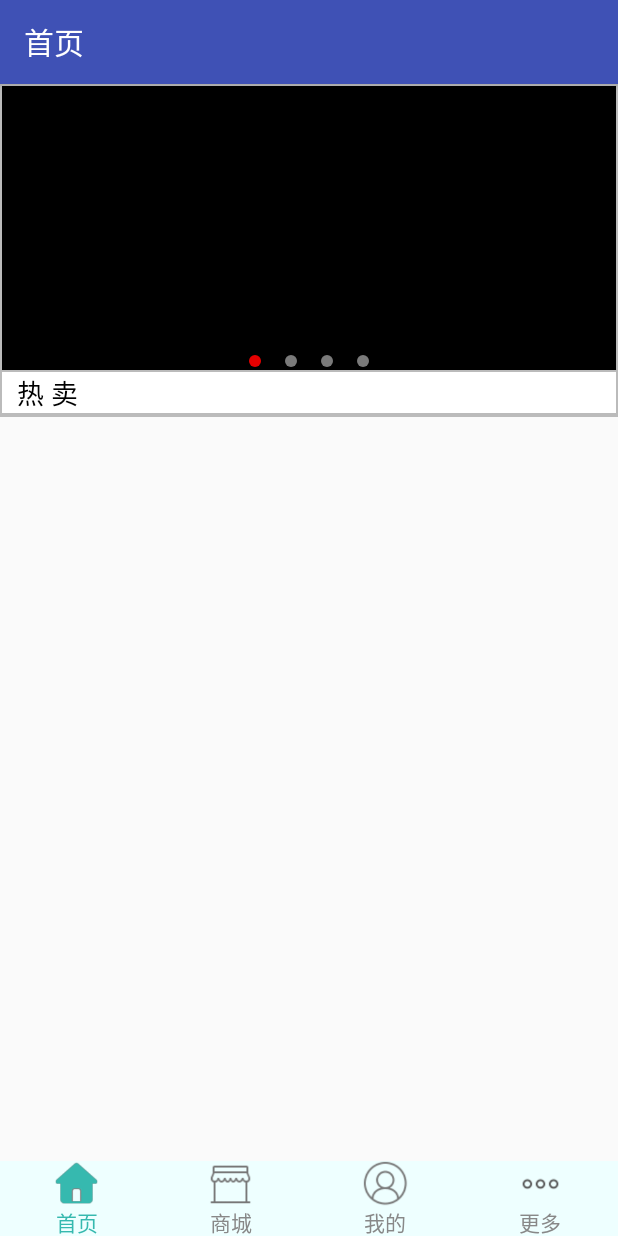
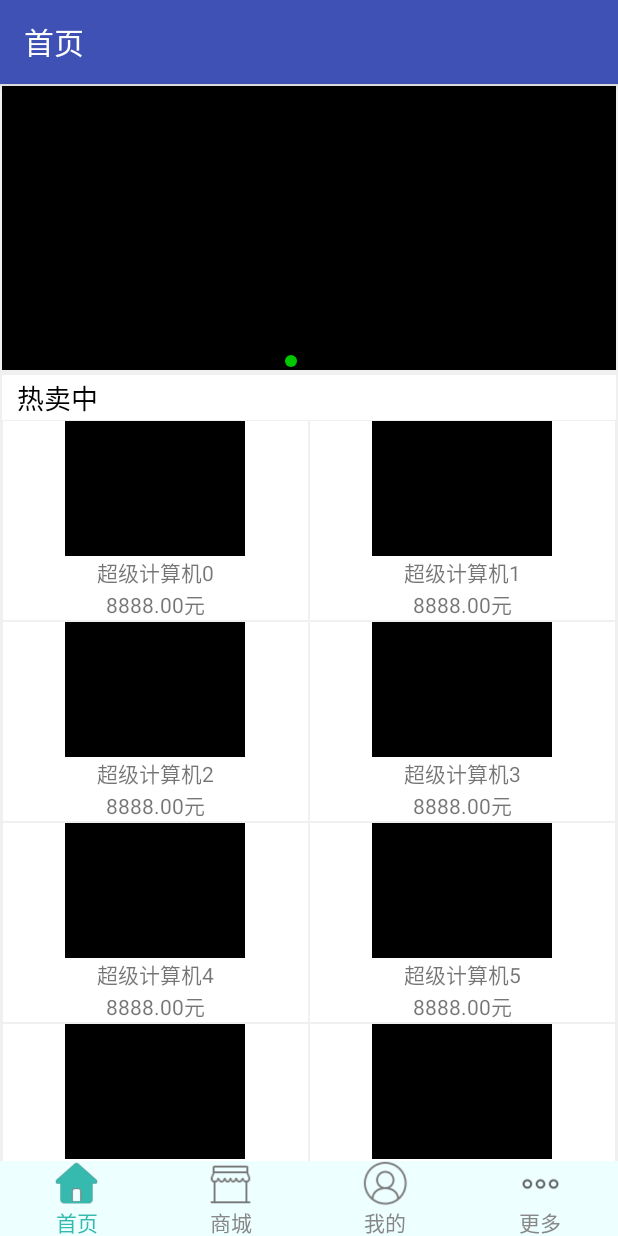
Before and after one commit to TTFlyzebra/XinYi, an Android app: the HomeAcitivy screen opened directly, with no data from a screen before it, after a tap on "新艺电脑", on a phone screen of 412 x 824 dp. Run offline under Robolectric (Android 15) with nearby library versions, the phone set to English and light mode, and no system bars.

Commit message:
主页完成

```diff
--- a/app/build.gradle
+++ b/app/build.gradle
@@ -26,4 +26,5 @@
     compile files('libs/mta-sdk-1.6.2.jar')
     compile 'com.google.android.gms:play-services-appindexing:8.1.0'
     compile files('libs/universal-image-loader-1.9.5.jar')
+    compile 'com.squareup.okhttp3:okhttp:3.2.0'
 }
--- a/app/src/main/java/com/flyzebra/xinyi/MyApp.java
+++ b/app/src/main/java/com/flyzebra/xinyi/MyApp.java
@@ -2,16 +2,20 @@
 
 import android.app.Application;
 
-import com.flyzebra.xinyi.data.ImageLoaderConfig;
+import com.flyzebra.xinyi.data.UILImageUtils;
 
 /**
  * APP
  * Created by FlyZebra on 2016/2/29.
  */
 public class MyApp extends Application {
+    //记录HomeActivity中ScrollView的滚动位置，在LoginActivity中置0;
+    public static int home_sv_x;
+    public static int home_sv_y;
+
     @Override
     public void onCreate() {
         super.onCreate();
-        ImageLoaderConfig.initImageLoader(getApplicationContext());
+        UILImageUtils.initImageLoader(getApplicationContext());
     }
 }
--- /dev/null
+++ b/app/src/main/java/com/flyzebra/xinyi/data/OkHttpUtils.java
@@ -0,0 +1,10 @@
+package com.flyzebra.xinyi.data;
+
+/**
+ * Created by FlyZebra on 2016/3/1.
+ */
+public class OkHttpUtils {
+    public static String getHtml(){
+        return null;
+    }
+}
--- a/app/src/main/java/com/flyzebra/xinyi/data/ImageLoaderConfig.java
+++ b/app/src/main/java/com/flyzebra/xinyi/data/UILImageUtils.java
@@ -21,7 +21,7 @@
  * 初始化
  * Created by Administrator on 2016/2/27.
  */
-public class ImageLoaderConfig {
+public class UILImageUtils {
 
     public static void initImageLoader(Context context) {
         File cacheDir = StorageUtils.getCacheDirectory(context);
--- a/app/src/main/java/com/flyzebra/xinyi/ui/Util.java
+++ b/app/src/main/java/com/flyzebra/xinyi/data/Util.java
@@ -1,4 +1,4 @@
-package com.flyzebra.xinyi.ui;
+package com.flyzebra.xinyi.data;
 
 import java.io.ByteArrayOutputStream;
 import java.io.File;
--- a/app/src/main/java/com/flyzebra/xinyi/http/HttpGetData.java
+++ b/app/src/main/java/com/flyzebra/xinyi/http/HttpGetData.java
@@ -6,7 +6,7 @@
 import java.util.Map;
 
 /**
- * Created by Administrator on 2016/3/1.
+ * Created by FlyZebra on 2016/3/1.
  */
 public class HttpGetData {
     public static List<Map<String,Object>> getViewPagerList(){
@@ -25,13 +25,20 @@
         list.add(map3);
         Map<String, Object> mp4 = new HashMap<String, Object>();
         mp4.put("name", "4");
-        mp4.put("path", "http://192.168.1.88/ordermeal/images/aa3.jpg");
+        mp4.put("path", "http://192.168.1.88/ordermeal/images/aa4.jpg");
         list.add(mp4);
         return list;
     }
 
     public static List<Map<String, Object>> getHotsellsList() {
         List<Map<String,Object>> list = new ArrayList<Map<String, Object>>();
+        for (int i = 0; i < 8; i++) {
+            Map<String, Object> map1 = new HashMap<String, Object>();
+            map1.put("name", "超级计算机"+i);
+            map1.put("price", "8888.00元");
+            map1.put("imagepath", "http://192.168.1.88/ordermeal/images/compter.png");
+            list.add(map1);
+        }
         return list;
     }
 }
--- a/app/src/main/java/com/flyzebra/xinyi/ui/BaseActivity.java
+++ b/app/src/main/java/com/flyzebra/xinyi/ui/BaseActivity.java
@@ -15,6 +15,7 @@
  * Created by FlyZebra on 2016/2/28.
  */
 public abstract class BaseActivity extends AppCompatActivity implements View.OnClickListener {
+    public final String TAG = "com.flyzebra";
     protected ImageView base_bt_01;
     protected ImageView base_bt_02;
     protected ImageView base_bt_03;
--- a/app/src/main/java/com/flyzebra/xinyi/ui/HomeAcitivy.java
+++ b/app/src/main/java/com/flyzebra/xinyi/ui/HomeAcitivy.java
@@ -1,29 +1,23 @@
 package com.flyzebra.xinyi.ui;
 
 import android.os.Bundle;
-import android.support.v4.view.PagerAdapter;
+import android.os.Handler;
 import android.view.LayoutInflater;
-import android.view.View;
-import android.view.ViewGroup;
-import android.widget.ImageView;
 import android.widget.LinearLayout;
-import android.widget.Toast;
+import android.widget.ScrollView;
 
+import com.flyzebra.xinyi.MyApp;
 import com.flyzebra.xinyi.R;
-import com.flyzebra.xinyi.data.ImageLoaderConfig;
 import com.flyzebra.xinyi.http.HttpGetData;
 import com.flyzebra.xinyi.view.AutoSizeWithChildViewPager;
 import com.flyzebra.xinyi.view.CountItemForViewPager;
 import com.flyzebra.xinyi.view.GridViewForScrollView;
-import com.nostra13.universalimageloader.core.DisplayImageOptions;
-import com.nostra13.universalimageloader.core.ImageLoader;
 
-import java.util.ArrayList;
-import java.util.HashMap;
 import java.util.List;
 import java.util.Map;
 
 /**
+ * 主页
  * Created by FlyZebra on 2016/2/29.
  */
 public class HomeAcitivy extends BaseActivity {
@@ -37,6 +31,22 @@
     private CountItemForViewPager countItemForViewPager;
     private GridViewForScrollView gridview;
     private HomeGridViewAdapter homeGridViewAdapter;
+    private ScrollView sv;
+
+    //ViewPager自动轮播
+    private final int REFRESH_TIME = 5000;
+    public static int current_viewpager = 0;//需要在HomeViewPagerAdapter中使用所在定义成静态
+    private Handler playsHander = new Handler();
+    private Runnable playsTask = new Runnable(){
+        @Override
+        public void run() {
+            current_viewpager++;
+            if(current_viewpager>=viewPager_list.size()){
+                current_viewpager=0;
+            }
+            viewPager.setCurrentItem(current_viewpager);
+            playsHander.postDelayed(playsTask, REFRESH_TIME);
+        }};
 
     @Override
     protected void onCreate(Bundle savedInstanceState) {
@@ -60,12 +70,28 @@
 
         mViewPagerAdapter = new HomeViewPagerAdapter(this,viewPager_list,countItemForViewPager);
         viewPager.setAdapter(mViewPagerAdapter);
+        //轮播
+        playsHander.postDelayed(playsTask, REFRESH_TIME);
 
         //--GirdView处理部分
         gridview_list = HttpGetData.getHotsellsList(); //从HTTP服务器获取GridView显示的数据内容
         gridview = (GridViewForScrollView) view.findViewById(R.id.home_gv_01);
         homeGridViewAdapter = new HomeGridViewAdapter(this,gridview_list,R.layout.home_gridview);
         gridview.setAdapter(homeGridViewAdapter);
+        //处理滚动条，默认会滚动到底部
+        sv = (ScrollView) findViewById(R.id.home_sv_01);
+        sv.post(new Runnable() {
+            @Override
+            public void run() {
+                sv.scrollTo(MyApp.home_sv_x, MyApp.home_sv_y);
+            }
+        });
     }
 
+    @Override
+    protected void onStop() {
+        super.onStop();
+        MyApp.home_sv_x = sv.getScrollX();
+        MyApp.home_sv_y = sv.getScrollY();
+    }
 }
--- a/app/src/main/java/com/flyzebra/xinyi/ui/HomeGridViewAdapter.java
+++ b/app/src/main/java/com/flyzebra/xinyi/ui/HomeGridViewAdapter.java
@@ -1,29 +1,34 @@
 package com.flyzebra.xinyi.ui;
 
-import java.text.DecimalFormat;
-import java.util.List;
-import java.util.Map;
-
-
 import android.content.Context;
-import android.graphics.Bitmap;
-import android.support.v4.util.LruCache;
 import android.view.LayoutInflater;
 import android.view.View;
-import android.view.View.OnClickListener;
 import android.view.ViewGroup;
 import android.widget.BaseAdapter;
 import android.widget.ImageView;
 import android.widget.TextView;
 
 import com.flyzebra.xinyi.R;
+import com.flyzebra.xinyi.data.UILImageUtils;
+import com.nostra13.universalimageloader.core.ImageLoader;
 
+import java.util.List;
+import java.util.Map;
+
+/*
+*list的Key值约定
+* imgaepaht-图像的路径，如http://127.0.0.1/image/1.png
+* name-名称
+* price-价格
+ */
 public class HomeGridViewAdapter extends BaseAdapter {
+	private final String TV01 = "name";
+	private final String TV02 = "price";
+	private final String IV01 = "imagepath";
 	private Context context;
 	private class ViewHolder {
 		public TextView tv01 = null;
 		public TextView tv02 = null;
-		public TextView tv03 = null;
 		public ImageView iv01 = null;
 	}
 
@@ -57,12 +62,15 @@
 			convertView = LayoutInflater.from(context).inflate(idListview, null);
 			holder.tv01 = (TextView) convertView.findViewById(R.id.tv01);
 			holder.tv02 = (TextView) convertView.findViewById(R.id.tv02);
-			holder.tv03 = (TextView) convertView.findViewById(R.id.tv03);
 			holder.iv01 = (ImageView) convertView.findViewById(R.id.iv01);
 			convertView.setTag(holder);
 		} else {
 			holder = (ViewHolder) convertView.getTag();
 		}
+		holder.tv01.setText((String) list.get(position).get(TV01));
+		holder.tv02.setText(String.valueOf(list.get(position).get(TV02)));
+		ImageLoader.getInstance().displayImage((String) list.get(position).get(IV01),
+				holder.iv01, UILImageUtils.getDisplayImageOptions(R.drawable.image, R.drawable.image, R.drawable.image));
 		return convertView;
 	}
 
--- a/app/src/main/java/com/flyzebra/xinyi/ui/HomeViewPagerAdapter.java
+++ b/app/src/main/java/com/flyzebra/xinyi/ui/HomeViewPagerAdapter.java
@@ -2,6 +2,7 @@
 
 import android.content.Context;
 import android.support.v4.view.PagerAdapter;
+import android.util.Log;
 import android.view.LayoutInflater;
 import android.view.View;
 import android.view.ViewGroup;
@@ -9,12 +10,14 @@
 import android.widget.Toast;
 
 import com.flyzebra.xinyi.R;
-import com.flyzebra.xinyi.data.ImageLoaderConfig;
+import com.flyzebra.xinyi.data.UILImageUtils;
 import com.flyzebra.xinyi.view.CountItemForViewPager;
 import com.nostra13.universalimageloader.core.ImageLoader;
 
 import java.util.List;
 import java.util.Map;
+
+import javax.crypto.Cipher;
 
 /**
  * Created by FlyZebra on 2016/3/1.
@@ -28,7 +31,6 @@
         this.context = context;
         this.list = list;
         this.countItemForViewPager = countItemForViewPager;
-
     }
 
     @Override
@@ -51,7 +53,7 @@
         LayoutInflater lf = LayoutInflater.from(context);
         ImageView iv = (ImageView) lf.inflate(R.layout.iamgeview, null);
         ImageLoader.getInstance().displayImage((String) list.get(position).get("path"),
-                iv, ImageLoaderConfig.getDisplayImageOptions(R.drawable.image, R.drawable.image, R.drawable.image));
+                iv, UILImageUtils.getDisplayImageOptions(R.drawable.image, R.drawable.image, R.drawable.image));
         iv.setTag(position);
         iv.setOnClickListener(new View.OnClickListener() {
             @Override
@@ -67,7 +69,8 @@
 
     @Override
     public void setPrimaryItem(ViewGroup container, int position, Object object) {
+        countItemForViewPager.setCurrentItem(position + 1);
+        HomeAcitivy.current_viewpager=position;
         super.setPrimaryItem(container, position, object);
-        countItemForViewPager.setCurrentItem(position + 1);
     }
 }
--- a/app/src/main/java/com/flyzebra/xinyi/ui/LoginActivity.java
+++ b/app/src/main/java/com/flyzebra/xinyi/ui/LoginActivity.java
@@ -15,8 +15,10 @@
 import android.widget.EditText;
 import android.widget.ImageView;
 
+import com.flyzebra.xinyi.MyApp;
 import com.flyzebra.xinyi.R;
 import com.flyzebra.xinyi.data.UserInfo;
+import com.flyzebra.xinyi.data.Util;
 import com.tencent.connect.common.Constants;
 import com.tencent.tauth.IUiListener;
 import com.tencent.tauth.Tencent;
@@ -48,6 +50,8 @@
         lg_bt_lg = (Button) findViewById(R.id.lg_bt_lg);
         lg_bt_lg.setOnClickListener(this);
         if (UserInfo.isLogin(this)) {
+            MyApp.home_sv_x = 0;
+            MyApp.home_sv_y = 0;
             StartHomeActivity();
         } else if (mTencent == null) {
             mTencent = Tencent.createInstance(QQ_APP_ID, this);
--- a/app/src/main/java/com/flyzebra/xinyi/view/AutoSizeWithChildViewPager.java
+++ b/app/src/main/java/com/flyzebra/xinyi/view/AutoSizeWithChildViewPager.java
@@ -3,7 +3,6 @@
 import android.content.Context;
 import android.support.v4.view.ViewPager;
 import android.util.AttributeSet;
-import android.util.Log;
 import android.view.View;
 
 /**
@@ -12,7 +11,7 @@
  * Created by FlyZebra on 2016/3/1.
  */
 public class AutoSizeWithChildViewPager extends ViewPager{
-    private final String TAG = "com.flyzebra";
+//    private final String TAG = "com.flyzebra";
     public AutoSizeWithChildViewPager(Context context) {
         super(context);
     }
@@ -38,7 +37,7 @@
             if (h > c_height) //采用最大的view的高度。
                 c_height = h;
         }
-        Log.i(TAG, "AutoImageViewViewPager->onMeasure->p_width=" + p_width + ",p_height=" + p_height + ",c_width=" + c_width + ",c_height=" + c_height);
+//        Log.i(TAG, "AutoImageViewViewPager->onMeasure->p_width=" + p_width + ",p_height=" + p_height + ",c_width=" + c_width + ",c_height=" + c_height);
         if(p_width!=0&&c_width!=0){
             heightMeasureSpec = MeasureSpec.makeMeasureSpec(c_height*p_width/c_width,MeasureSpec.EXACTLY);
         }
--- a/app/src/main/java/com/flyzebra/xinyi/view/CountItemForViewPager.java
+++ b/app/src/main/java/com/flyzebra/xinyi/view/CountItemForViewPager.java
@@ -5,7 +5,7 @@
 import android.graphics.Color;
 import android.graphics.Paint;
 import android.util.AttributeSet;
-import android.util.Log;
+//import android.util.Log;
 import android.view.View;
 
 /**
@@ -13,7 +13,7 @@
  * Created by FlyZebra on 2016/3/1.
  */
 public class CountItemForViewPager extends View {
-    private final String TAG = "com.flyzebra";
+//    private final String TAG = "com.flyzebra";
     private Paint select_paint;
     private Paint un_select_paint;
     private int width;
@@ -44,7 +44,7 @@
             this.width = width;
             this.height = height;
         }
-        Log.i(TAG, "ViewPagerCountImage->onMeasure->width=" + width);
+//        Log.i(TAG, "ViewPagerCountImage->onMeasure->width=" + width);
     }
 
     public void setSumItem(int sumItem) {
@@ -79,15 +79,17 @@
             un_select_paint = new Paint();// 实例化Paint
             un_select_paint.setAntiAlias(true);
             un_select_paint.setStrokeWidth(1);// 设置笔画粗细
-            un_select_paint.setColor(Color.GRAY);// 设置颜色
+            un_select_paint.setColor(Color.BLACK);// 设置颜色
             un_select_paint.setStyle(Paint.Style.FILL);// 设置样式
+            un_select_paint.setAlpha(100);
         }
         if (select_paint == null) {
             select_paint = new Paint();
             select_paint.setAntiAlias(true);
             select_paint.setStrokeWidth(1);// 设置笔画粗细
             select_paint.setStyle(Paint.Style.FILL);
-            select_paint.setColor(Color.RED);
+            select_paint.setColor(Color.GREEN);
+            select_paint.setAlpha(200);
         }
     }
 }
--- a/app/src/main/res/layout/home_gridview.xml
+++ b/app/src/main/res/layout/home_gridview.xml
@@ -1,30 +1,34 @@
 <?xml version="1.0" encoding="utf-8"?>
 <LinearLayout xmlns:android="http://schemas.android.com/apk/res/android"
     android:layout_width="match_parent"
+    android:layout_height="match_parent">
+
+    <LinearLayout
+        android:layout_width="match_parent"
         android:layout_height="match_parent"
-    android:orientation="vertical">
+        android:background="@color/back03"
+        android:orientation="vertical"
+        android:layout_margin="0.5dp">
 
         <ImageView
             android:id="@+id/iv01"
-        android:layout_width="match_parent"
-        android:layout_height="120dp"
-        android:scaleType="fitCenter" />
+            android:layout_width="120dp"
+            android:layout_height="90dp"
+            android:layout_gravity="center"
+            android:scaleType="fitXY" />
 
         <TextView
             android:id="@+id/tv01"
             android:layout_width="match_parent"
             android:layout_height="wrap_content"
+            android:gravity="center"
             android:text="产品名称" />
 
         <TextView
             android:id="@+id/tv02"
             android:layout_width="match_parent"
             android:layout_height="wrap_content"
+            android:gravity="center"
             android:text="价格" />
-
-    <TextView
-        android:id="@+id/tv03"
-        android:layout_width="match_parent"
-        android:layout_height="wrap_content"
-        android:text="备注" />
     </LinearLayout>
+</LinearLayout>
--- a/app/src/main/res/layout/home_view.xml
+++ b/app/src/main/res/layout/home_view.xml
@@ -3,6 +3,7 @@
     xmlns:tools="http://schemas.android.com/tools"
     android:layout_width="match_parent"
     android:layout_height="match_parent"
+    android:background="@color/back01"
     android:orientation="vertical">
 
     <ScrollView
@@ -12,7 +13,6 @@
         tools:ignore="UselessParent">
 
         <LinearLayout
-            android:background="#BBBBBB"
             android:layout_width="match_parent"
             android:layout_height="wrap_content"
             android:gravity="center"
@@ -32,23 +32,24 @@
                     android:id="@+id/home_civp"
                     android:layout_width="match_parent"
                     android:layout_height="12dp"
-                    android:alpha="0.9"
                     android:layout_alignParentBottom="true"/>
             </RelativeLayout>
             <TextView
+                android:layout_marginTop="2dp"
                 android:layout_marginLeft="1dp"
                 android:layout_marginRight="1dp"
                 android:paddingLeft="10dp"
                 android:gravity="center_vertical"
-                android:background="#FFF"
+                android:background="@color/back02"
                 android:layout_width="match_parent"
-                android:layout_height="wrap_content"
+                android:layout_height="30dp"
                 android:textSize="@dimen/hotsells"
                 android:textColor="@color/hotsells"
                 android:text="@string/hotsells"/>
 
             <com.flyzebra.xinyi.view.GridViewForScrollView
-                android:layout_margin="1dp"
+                android:layout_marginLeft="1dp"
+                android:layout_marginRight="1dp"
                 android:id="@+id/home_gv_01"
                 android:layout_width="match_parent"
                 android:layout_height="match_parent"
--- a/app/src/main/res/values/colors.xml
+++ b/app/src/main/res/values/colors.xml
@@ -6,4 +6,7 @@
     <color name="menu_select_on">#36B9AF</color>
     <color name="menu_select_off">#888888</color>
     <color name="hotsells">#000</color>
+    <color name="back01">#F0F0F0</color>
+    <color name="back02">#FFF</color>
+    <color name="back03">#FFF</color>
 </resources>
--- a/app/src/main/res/values/strings.xml
+++ b/app/src/main/res/values/strings.xml
@@ -9,5 +9,5 @@
     <string name="login_pass_mark">密码</string>
     <string name="login_bt">登 陆</string>
     <string name="login_other">使用第三方授权登陆</string>
-    <string name="hotsells">热  卖</string>
+    <string name="hotsells">热卖中</string>
 </resources>
```
Lines whose indentation alone changed are shown as unchanged.
